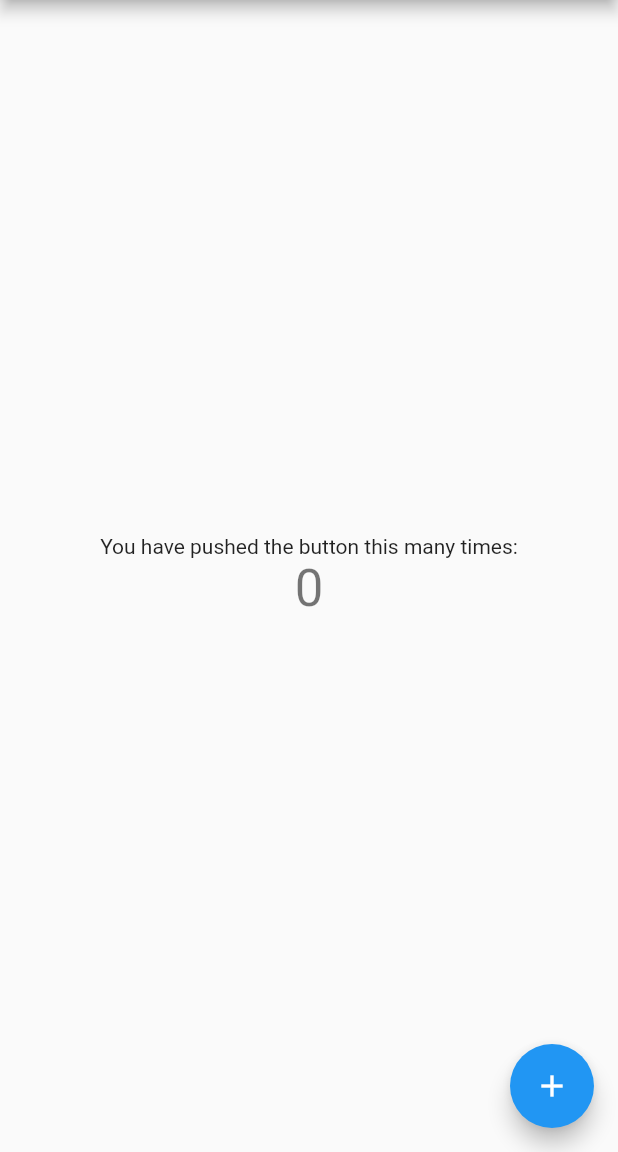
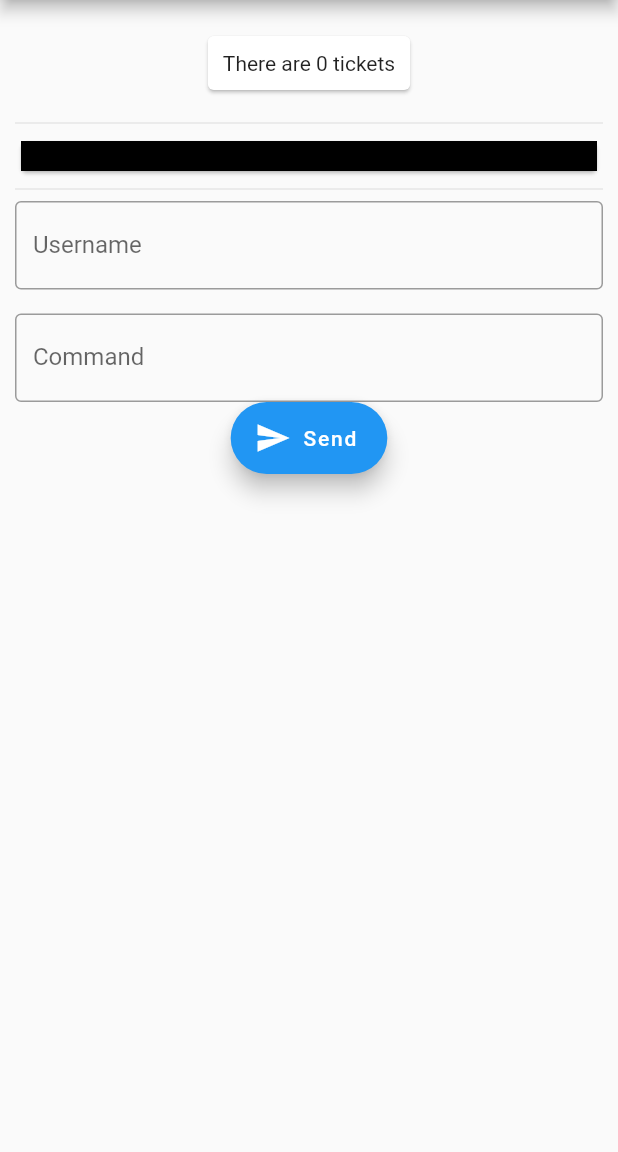
Before and after one commit to Darkness4/ticketing, a Flutter app: the screen it shows after launch, on a phone screen of 412 x 824 dp, the part 84-1236 px from its top. Run offline on Flutter 3.47's test engine with Material 2 defaults, Android fonts, the phone set to English and light mode, and no system bars; our stand-ins replace bloc, cloud_firestore, equatable, flutter_bloc; accounts and stored records are empty.

Commit message:
Basic Ticketing System turns out to be a chat system

```diff
--- a/lib/bloc/bloc.dart
+++ /dev/null
@@ -1,3 +0,0 @@
-export 'ticket_bloc.dart';
-export 'ticket_event.dart';
-export 'ticket_state.dart';
--- /dev/null
+++ b/lib/bloc/tickets_lists/tickets_list_event.dart
@@ -0,0 +1,19 @@
+import 'package:equatable/equatable.dart';
+import 'package:meta/meta.dart';
+import 'package:ticketing/models/ticket.dart';
+
+@immutable
+abstract class TicketsListEvent extends Equatable {
+  TicketsListEvent([List<dynamic> props = const <dynamic>[]]) : super(props);
+}
+
+class GetTicketsList extends TicketsListEvent {}
+
+class TicketsListUpdated extends TicketsListEvent {
+  final List<Ticket> tickets;
+
+  TicketsListUpdated(this.tickets);
+
+  @override
+  String toString() => 'TicketsListUpdated';
+}
--- /dev/null
+++ b/lib/bloc/tickets_lists/tickets_list_state.dart
@@ -0,0 +1,18 @@
+import 'package:equatable/equatable.dart';
+import 'package:meta/meta.dart';
+import 'package:ticketing/models/ticket.dart';
+
+@immutable
+abstract class TicketsListState extends Equatable {
+  TicketsListState([List<dynamic> props = const <dynamic>[]]) : super(props);
+}
+
+class InitialTicketsListState extends TicketsListState {}
+
+class LoadingTicketsListState extends TicketsListState {}
+
+class LoadedTicketsListState extends TicketsListState {
+  final List<Ticket> ticketsList;
+
+  LoadedTicketsListState(this.ticketsList) : super(<dynamic>[ticketsList]);
+}
--- /dev/null
+++ b/lib/blocs/blocs.dart
@@ -0,0 +1 @@
+export 'tickets/tickets.dart';
--- /dev/null
+++ b/lib/blocs/tickets/tickets.dart
@@ -0,0 +1,4 @@
+export 'tickets_bloc.dart';
+export 'tickets_event.dart';
+export 'tickets_screen.dart';
+export 'tickets_state.dart';
--- /dev/null
+++ b/lib/blocs/tickets/tickets_bloc.dart
@@ -0,0 +1,58 @@
+import 'dart:async';
+
+import 'package:bloc/bloc.dart';
+import 'package:flutter/material.dart';
+import 'package:ticketing/models/ticket.dart';
+import 'package:ticketing/services/firebase_api.dart';
+
+import 'tickets.dart';
+
+class TicketsBloc extends Bloc<TicketsListEvent, TicketsListState> {
+  final FirebaseAPI _firebaseAPI;
+  StreamSubscription<List<Ticket>> _ticketsListSubscription;
+  final TextEditingController usernameController = TextEditingController();
+  final TextEditingController commandController = TextEditingController();
+  final GlobalKey<FormState> formKey = GlobalKey<FormState>();
+  final FocusNode commandFocus = FocusNode();
+
+  TicketsBloc({@required FirebaseAPI firebaseAPI}) : _firebaseAPI = firebaseAPI;
+
+  @override
+  TicketsListState get initialState => InitialTicketsListState();
+
+  @override
+  Stream<TicketsListState> mapEventToState(
+    TicketsListEvent event,
+  ) async* {
+    if (event is LoadTicketsListEvent) {
+      yield* _mapLoadTicketsListToState();
+    } else if (event is UpdatedTicketsListEvent) {
+      yield* _mapTicketsListUpdateToState(event);
+    } else if (event is PostTicketEvent) {
+      yield* _mapPostTicketToState(event);
+    }
+  }
+
+  Stream<TicketsListState> _mapLoadTicketsListToState() async* {
+    yield LoadingTicketsListState();
+    await _ticketsListSubscription?.cancel();
+    _ticketsListSubscription = _firebaseAPI.fetchTickets().listen(
+      (List<Ticket> tickets) {
+        tickets.sort((Ticket ticket1, Ticket ticket2) =>
+            ticket1.dateTime.compareTo(ticket2.dateTime));
+        dispatch(
+          UpdatedTicketsListEvent(tickets),
+        );
+      },
+    );
+  }
+
+  Stream<TicketsListState> _mapTicketsListUpdateToState(
+      UpdatedTicketsListEvent event) async* {
+    yield LoadedTicketsListState(event.tickets);
+  }
+
+  Stream<TicketsListState> _mapPostTicketToState(PostTicketEvent event) async* {
+    await _firebaseAPI.postTicket(event.username, event.command);
+  }
+}
--- /dev/null
+++ b/lib/blocs/tickets/tickets_event.dart
@@ -0,0 +1,24 @@
+import 'package:equatable/equatable.dart';
+import 'package:meta/meta.dart';
+import 'package:ticketing/models/ticket.dart';
+
+class LoadTicketsListEvent extends TicketsListEvent {}
+
+@immutable
+abstract class TicketsListEvent extends Equatable {
+  TicketsListEvent([List<dynamic> props = const <dynamic>[]]) : super(props);
+}
+
+class UpdatedTicketsListEvent extends TicketsListEvent {
+  final List<Ticket> tickets;
+
+  UpdatedTicketsListEvent(this.tickets) : super(<dynamic>[tickets]);
+}
+
+class PostTicketEvent extends TicketsListEvent {
+  final String username;
+  final String command;
+
+  PostTicketEvent(this.username, this.command)
+      : super(<dynamic>[username, command]);
+}
--- /dev/null
+++ b/lib/blocs/tickets/tickets_screen.dart
@@ -0,0 +1,150 @@
+import 'package:flutter/material.dart';
+import 'package:flutter_bloc/flutter_bloc.dart';
+import 'package:ticketing/models/ticket.dart';
+
+import 'tickets.dart';
+
+class TicketScreen extends StatefulWidget {
+  final TicketsBloc _ticketBloc;
+
+  const TicketScreen({
+    @required TicketsBloc ticketBloc,
+    Key key,
+  })  : _ticketBloc = ticketBloc,
+        super(key: key);
+
+  @override
+  TicketScreenState createState() {
+    return TicketScreenState(_ticketBloc);
+  }
+}
+
+class TicketScreenState extends State<TicketScreen> {
+  final TicketsBloc _ticketBloc;
+
+  TicketScreenState(this._ticketBloc);
+
+  @override
+  Widget build(BuildContext context) {
+    return Center(
+      child: BlocBuilder<TicketsBloc, TicketsListState>(
+        builder: (BuildContext context, TicketsListState state) {
+          if (state is InitialTicketsListState) {
+            return const Center();
+          } else if (state is LoadingTicketsListState) {
+            return const Center(child: CircularProgressIndicator());
+          } else if (state is LoadedTicketsListState) {
+            return _buildColumn(context, state.ticketsList);
+          } else {
+            return const Text("State not implemented");
+          }
+        },
+      ),
+    );
+  }
+
+  @override
+  void dispose() {
+    super.dispose();
+  }
+
+  @override
+  void initState() {
+    super.initState();
+    this._ticketBloc.dispatch(LoadTicketsListEvent());
+  }
+
+  ListView _buildColumn(BuildContext context, List<Ticket> tickets) {
+    final TicketsBloc bloc = BlocProvider.of<TicketsBloc>(context);
+    return ListView(
+      padding: const EdgeInsets.all(10.0),
+      children: <Widget>[
+        Container(
+          alignment: Alignment.center,
+          padding: const EdgeInsets.all(10.0),
+          child: Card(
+            child: Padding(
+              padding: const EdgeInsets.all(10.0),
+              child: Text(
+                'There are ${tickets.length} tickets',
+                style: Theme.of(context).textTheme.body1,
+              ),
+            ),
+          ),
+        ),
+        const Divider(),
+        Card(
+          child: DecoratedBox(
+            decoration: BoxDecoration(color: Colors.black),
+            child: Padding(
+              padding: const EdgeInsets.all(10.0),
+              child: Column(
+                crossAxisAlignment: CrossAxisAlignment.start,
+                children: <Widget>[
+                  for (Ticket ticket in tickets)
+                    Text(
+                      "[${ticket.dateTime.toIso8601String()}] ${ticket.username}: ${ticket.command}",
+                      style: Theme.of(context)
+                          .textTheme
+                          .body1
+                          .copyWith(color: Colors.white),
+                    )
+                ],
+              ),
+            ),
+          ),
+        ),
+        const Divider(),
+        Form(
+          key: bloc.formKey,
+          child: Column(
+            children: <Widget>[
+              TextFormField(
+                controller: bloc.usernameController,
+                decoration: InputDecoration(
+                  border: OutlineInputBorder(),
+                  labelText: 'Username',
+                ),
+                validator: (String value) {
+                  if (value.isEmpty) {
+                    return 'Value is Empty';
+                  } else {
+                    return null;
+                  }
+                },
+              ),
+              const Divider(color: Colors.transparent),
+              TextFormField(
+                controller: bloc.commandController,
+                focusNode: bloc.commandFocus,
+                decoration: InputDecoration(
+                  border: OutlineInputBorder(),
+                  labelText: 'Command',
+                ),
+                validator: (String value) {
+                  if (value.isEmpty) {
+                    return 'Value is Empty';
+                  } else {
+                    return null;
+                  }
+                },
+              ),
+              FloatingActionButton.extended(
+                label: const Text('Send'),
+                icon: const Icon(Icons.send),
+                onPressed: () {
+                  if (bloc.formKey.currentState.validate()) {
+                    bloc.dispatch(PostTicketEvent(bloc.usernameController.text,
+                        bloc.commandController.text));
+                    bloc.commandController.clear();
+                    bloc.commandFocus.unfocus();
+                  }
+                },
+              )
+            ],
+          ),
+        ),
+      ],
+    );
+  }
+}
--- /dev/null
+++ b/lib/blocs/tickets/tickets_state.dart
@@ -0,0 +1,18 @@
+import 'package:equatable/equatable.dart';
+import 'package:meta/meta.dart';
+import 'package:ticketing/models/ticket.dart';
+
+class InitialTicketsListState extends TicketsListState {}
+
+class LoadedTicketsListState extends TicketsListState {
+  final List<Ticket> ticketsList;
+
+  LoadedTicketsListState(this.ticketsList) : super(<dynamic>[ticketsList]);
+}
+
+class LoadingTicketsListState extends TicketsListState {}
+
+@immutable
+abstract class TicketsListState extends Equatable {
+  TicketsListState([List<dynamic> props = const <dynamic>[]]) : super(props);
+}
--- a/lib/main.dart
+++ b/lib/main.dart
@@ -1,4 +1,7 @@
 import 'package:flutter/material.dart';
+import 'package:flutter_bloc/flutter_bloc.dart';
+import 'package:ticketing/blocs/blocs.dart';
+import 'package:ticketing/services/firebase_api.dart';
 
 void main() => runApp(MyApp());
 
@@ -25,13 +28,7 @@ class MyHomePage extends StatefulWidget {
 }
 
 class _MyHomePageState extends State<MyHomePage> {
-  int _counter = 0;
-
-  void _incrementCounter() {
-    setState(() {
-      _counter++;
-    });
-  }
+  final TicketsBloc bloc = TicketsBloc(firebaseAPI: FirebaseAPI());
 
   @override
   Widget build(BuildContext context) {
@@ -39,24 +36,11 @@ class _MyHomePageState extends State<MyHomePage> {
       appBar: AppBar(
         title: Text(widget.title),
       ),
-      body: Center(
-        child: Column(
-          mainAxisAlignment: MainAxisAlignment.center,
-          children: <Widget>[
-            const Text(
-              'You have pushed the button this many times:',
-            ),
-            Text(
-              '$_counter',
-              style: Theme.of(context).textTheme.display1,
-            ),
-          ],
+      body: BlocProvider<TicketsBloc>(
+        builder: (BuildContext context) => bloc,
+        child: TicketScreen(
+          ticketBloc: bloc,
         ),
-      ),
-      floatingActionButton: FloatingActionButton(
-        onPressed: _incrementCounter,
-        tooltip: 'Increment',
-        child: Icon(Icons.add),
       ),
     );
   }
--- a/lib/model/ticket.dart
+++ b/lib/models/ticket.dart
@@ -5,10 +5,12 @@ class Ticket extends Equatable {
   final String ticketId;
   final String username;
   final String command;
+  final DateTime dateTime;
 
   Ticket({
-    @required this.ticketId,
-    @required this.command,
-    @required this.username,
-  }) : super(<dynamic>[ticketId, command, username]);
+    @required this.dateTime,
+    this.ticketId = '',
+    this.command = '',
+    this.username = '',
+  }) : super(<dynamic>[ticketId, command, username, dateTime]);
 }
--- /dev/null
+++ b/lib/services/firebase_api.dart
@@ -0,0 +1,29 @@
+import 'package:cloud_firestore/cloud_firestore.dart';
+import 'package:equatable/equatable.dart';
+import 'package:ticketing/models/ticket.dart';
+
+class FirebaseAPI extends Equatable {
+  final Firestore instance = Firestore.instance;
+
+  Future<void> postTicket(String username, String command) async {
+    await instance.collection('tickets').document().setData(<String, dynamic>{
+      'username': username,
+      'command': command,
+      'timestamp': Timestamp.fromDate(DateTime.now()),
+    });
+  }
+
+  Stream<List<Ticket>> fetchTickets() async* {
+    await for (final QuerySnapshot data
+        in instance.collection('tickets').snapshots()) {
+      yield data.documents
+          .map((final DocumentSnapshot doc) => Ticket(
+                command: doc['command'],
+                ticketId: doc.documentID,
+                username: doc['username'],
+                dateTime: doc['timestamp'].toDate(),
+              ))
+          .toList();
+    }
+  }
+}
--- a/pubspec.yaml
+++ b/pubspec.yaml
@@ -11,6 +11,7 @@ dependencies:
   flutter:
     sdk: flutter
   flutter_bloc: ^0.21.0
+  cloud_firestore: ^0.12.9+1
   equatable: ^0.4.0
 
 dev_dependencies:
```
Also changed, not shown: lib/bloc/ticket_bloc.dart (deleted, +0 -23 lines), lib/bloc/ticket_event.dart (deleted, +0 -15 lines), lib/bloc/ticket_state.dart (deleted, +0 -18 lines), pubspec.lock, 9 other files.
